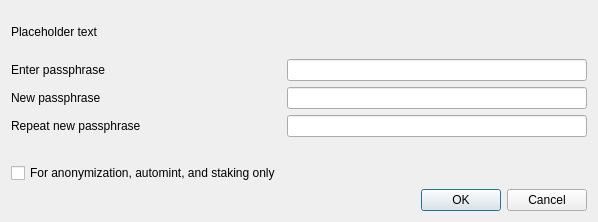
The window that src/qt/forms/askpassphrasedialog.ui (BALLcoin/BALLcoin) describes before a commit, drawn with Qt 5.
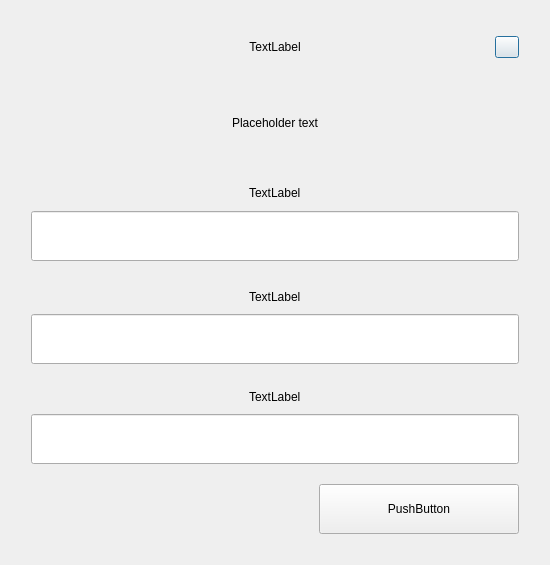
The same window after the commit.

Patch:
```diff
--- a/src/qt/forms/askpassphrasedialog.ui
+++ b/src/qt/forms/askpassphrasedialog.ui
@@ -6,8 +6,8 @@
    <rect>
     <x>0</x>
     <y>0</y>
-    <width>598</width>
-    <height>222</height>
+    <width>550</width>
+    <height>565</height>
    </rect>
   </property>
   <property name="sizePolicy">
@@ -22,78 +22,290 @@
     <height>0</height>
    </size>
   </property>
+  <property name="maximumSize">
+   <size>
+    <width>550</width>
+    <height>16777215</height>
+   </size>
+  </property>
   <property name="windowTitle">
    <string>Passphrase Dialog</string>
   </property>
   <layout class="QVBoxLayout" name="verticalLayout">
-   <property name="sizeConstraint">
-    <enum>QLayout::SetMinimumSize</enum>
-   </property>
+   <item>
+    <widget class="QWidget" name="left" native="true">
+     <property name="styleSheet">
+      <string notr="true"/>
+     </property>
+     <layout class="QVBoxLayout" name="left_3">
+      <property name="spacing">
+       <number>20</number>
+      </property>
+      <property name="leftMargin">
+       <number>20</number>
+      </property>
+      <property name="topMargin">
+       <number>20</number>
+      </property>
+      <property name="rightMargin">
+       <number>20</number>
+      </property>
+      <property name="bottomMargin">
+       <number>20</number>
+      </property>
    <item>
+       <layout class="QHBoxLayout" name="horizontalLayout_3" stretch="0,0">
+        <property name="spacing">
+         <number>0</number>
+        </property>
+        <item>
+         <widget class="QWidget" name="widget" native="true">
+          <property name="styleSheet">
+           <string notr="true">padding-left:24px;</string>
+          </property>
+          <layout class="QVBoxLayout" name="verticalLayoutTitle">
+           <property name="spacing">
+            <number>5</number>
+           </property>
+           <item alignment="Qt::AlignHCenter">
+            <widget class="QLabel" name="labelTitle">
+             <property name="text">
+              <string>TextLabel</string>
+             </property>
+             <property name="alignment">
+              <set>Qt::AlignCenter</set>
+             </property>
+            </widget>
+           </item>
+          </layout>
+         </widget>
+        </item>
+        <item>
+         <widget class="QPushButton" name="btnEsc">
+          <property name="maximumSize">
+           <size>
+            <width>24</width>
+            <height>16777215</height>
+           </size>
+          </property>
+          <property name="text">
+           <string/>
+          </property>
+         </widget>
+        </item>
+       </layout>
+      </item>
+      <item alignment="Qt::AlignHCenter|Qt::AlignVCenter">
     <widget class="QLabel" name="warningLabel">
+        <property name="sizePolicy">
+         <sizepolicy hsizetype="Expanding" vsizetype="Expanding">
+          <horstretch>0</horstretch>
+          <verstretch>0</verstretch>
+         </sizepolicy>
+        </property>
+        <property name="minimumSize">
+         <size>
+          <width>400</width>
+          <height>0</height>
+         </size>
+        </property>
      <property name="text">
       <string notr="true">Placeholder text</string>
      </property>
      <property name="textFormat">
       <enum>Qt::RichText</enum>
      </property>
+        <property name="alignment">
+         <set>Qt::AlignCenter</set>
+        </property>
      <property name="wordWrap">
       <bool>true</bool>
      </property>
     </widget>
    </item>
    <item>
-    <layout class="QFormLayout" name="formLayout">
-     <property name="sizeConstraint">
-      <enum>QLayout::SetMinimumSize</enum>
-     </property>
-     <property name="fieldGrowthPolicy">
-      <enum>QFormLayout::AllNonFixedFieldsGrow</enum>
-     </property>
-     <item row="0" column="0">
+       <layout class="QHBoxLayout" name="horizontalLayout_6" stretch="2">
+        <property name="spacing">
+         <number>0</number>
+        </property>
+        <item>
+         <layout class="QVBoxLayout" name="verticalLayout_7">
+          <property name="spacing">
+           <number>5</number>
+          </property>
+          <item alignment="Qt::AlignHCenter">
       <widget class="QLabel" name="passLabel1">
+            <property name="minimumSize">
+             <size>
+              <width>0</width>
+              <height>20</height>
+             </size>
+            </property>
+            <property name="maximumSize">
+             <size>
+              <width>16777215</width>
+              <height>20</height>
+             </size>
+            </property>
        <property name="text">
-        <string>Enter passphrase</string>
+             <string>TextLabel</string>
        </property>
       </widget>
      </item>
-     <item row="0" column="1">
+          <item>
+           <widget class="QWidget" name="layoutEdit" native="true">
+            <layout class="QHBoxLayout" name="horizontalLayout">
+             <property name="spacing">
+              <number>0</number>
+             </property>
+             <property name="leftMargin">
+              <number>0</number>
+             </property>
+             <property name="topMargin">
+              <number>0</number>
+             </property>
+             <property name="rightMargin">
+              <number>0</number>
+             </property>
+             <property name="bottomMargin">
+              <number>0</number>
+             </property>
+             <item>
       <widget class="QLineEdit" name="passEdit1">
+               <property name="minimumSize">
+                <size>
+                 <width>0</width>
+                 <height>50</height>
+                </size>
+               </property>
+               <property name="maximumSize">
+                <size>
+                 <width>16777215</width>
+                 <height>50</height>
+                </size>
+               </property>
        <property name="echoMode">
         <enum>QLineEdit::Password</enum>
        </property>
       </widget>
      </item>
-     <item row="1" column="0">
+            </layout>
+           </widget>
+          </item>
+         </layout>
+        </item>
+       </layout>
+      </item>
+      <item>
+       <layout class="QVBoxLayout" name="verticalLayout_9">
+        <property name="spacing">
+         <number>5</number>
+        </property>
+        <item alignment="Qt::AlignHCenter">
       <widget class="QLabel" name="passLabel2">
        <property name="text">
-        <string>New passphrase</string>
+           <string>TextLabel</string>
        </property>
       </widget>
      </item>
-     <item row="1" column="1">
+        <item>
+         <widget class="QWidget" name="layoutEdit2" native="true">
+          <layout class="QHBoxLayout" name="horizontalLayout_2">
+           <property name="spacing">
+            <number>0</number>
+           </property>
+           <property name="leftMargin">
+            <number>0</number>
+           </property>
+           <property name="topMargin">
+            <number>0</number>
+           </property>
+           <property name="rightMargin">
+            <number>0</number>
+           </property>
+           <property name="bottomMargin">
+            <number>0</number>
+           </property>
+           <item>
       <widget class="QLineEdit" name="passEdit2">
+             <property name="minimumSize">
+              <size>
+               <width>0</width>
+               <height>50</height>
+              </size>
+             </property>
+             <property name="maximumSize">
+              <size>
+               <width>16777215</width>
+               <height>50</height>
+              </size>
+             </property>
        <property name="echoMode">
         <enum>QLineEdit::Password</enum>
        </property>
-      </widget>
-     </item>
-     <item row="2" column="0">
+             <property name="alignment">
+              <set>Qt::AlignLeading|Qt::AlignLeft|Qt::AlignVCenter</set>
+             </property>
+            </widget>
+           </item>
+          </layout>
+         </widget>
+        </item>
+       </layout>
+      </item>
+      <item>
+       <layout class="QVBoxLayout" name="verticalLayout_10">
+        <property name="spacing">
+         <number>5</number>
+        </property>
+        <item alignment="Qt::AlignHCenter">
       <widget class="QLabel" name="passLabel3">
        <property name="text">
-        <string>Repeat new passphrase</string>
+           <string>TextLabel</string>
        </property>
       </widget>
      </item>
-     <item row="2" column="1">
+        <item>
       <widget class="QLineEdit" name="passEdit3">
+          <property name="minimumSize">
+           <size>
+            <width>0</width>
+            <height>50</height>
+           </size>
+          </property>
+          <property name="maximumSize">
+           <size>
+            <width>16777215</width>
+            <height>50</height>
+           </size>
+          </property>
        <property name="echoMode">
         <enum>QLineEdit::Password</enum>
        </property>
-      </widget>
-     </item>
-     <item row="3" column="1">
-      <widget class="QLabel" name="capsLabel">
+          <property name="alignment">
+           <set>Qt::AlignLeading|Qt::AlignLeft|Qt::AlignVCenter</set>
+          </property>
+         </widget>
+        </item>
+       </layout>
+      </item>
+      <item>
+       <layout class="QHBoxLayout" name="horizontalLayout_7">
+        <item>
+         <spacer name="horizontalSpacer">
+          <property name="orientation">
+           <enum>Qt::Horizontal</enum>
+          </property>
+          <property name="sizeHint" stdset="0">
+           <size>
+            <width>40</width>
+            <height>20</height>
+           </size>
+          </property>
+         </spacer>
+        </item>
+        <item>
+         <widget class="QLabel" name="passWarningLabel">
        <property name="font">
         <font>
          <weight>75</weight>
@@ -104,36 +316,48 @@
         <string/>
        </property>
        <property name="alignment">
-        <set>Qt::AlignCenter</set>
-       </property>
-      </widget>
-     </item>
-     <item row="4" column="0">
-      <widget class="QCheckBox" name="anonymizationCheckBox">
-       <property name="enabled">
-        <bool>true</bool>
-       </property>
-       <property name="toolTip">
-        <string>Serves to disable the trivial sendmoney when OS account compromised. Provides no real security.</string>
-       </property>
-       <property name="text">
-        <string>For anonymization, automint, and staking only</string>
-       </property>
-       <property name="visible">
-        <bool>false</bool>
-       </property>
-      </widget>
-     </item>
-    </layout>
+           <set>Qt::AlignLeading|Qt::AlignLeft|Qt::AlignVCenter</set>
+          </property>
+         </widget>
    </item>
    <item>
-    <widget class="QDialogButtonBox" name="buttonBox">
+         <spacer name="horizontalSpacer_5">
      <property name="orientation">
       <enum>Qt::Horizontal</enum>
      </property>
-     <property name="standardButtons">
-      <set>QDialogButtonBox::Cancel|QDialogButtonBox::Ok</set>
-     </property>
+          <property name="sizeType">
+           <enum>QSizePolicy::Expanding</enum>
+          </property>
+          <property name="sizeHint" stdset="0">
+           <size>
+            <width>40</width>
+            <height>20</height>
+           </size>
+          </property>
+         </spacer>
+        </item>
+        <item>
+         <widget class="QPushButton" name="pushButtonOk">
+          <property name="minimumSize">
+           <size>
+            <width>200</width>
+            <height>50</height>
+           </size>
+          </property>
+          <property name="maximumSize">
+           <size>
+            <width>200</width>
+            <height>50</height>
+           </size>
+          </property>
+          <property name="text">
+           <string>PushButton</string>
+          </property>
+         </widget>
+        </item>
+       </layout>
+      </item>
+     </layout>
     </widget>
    </item>
   </layout>
```
Left out of the diff: 35 changed lines with no effect on the pictures. Lines whose indentation alone changed are shown as unchanged.
